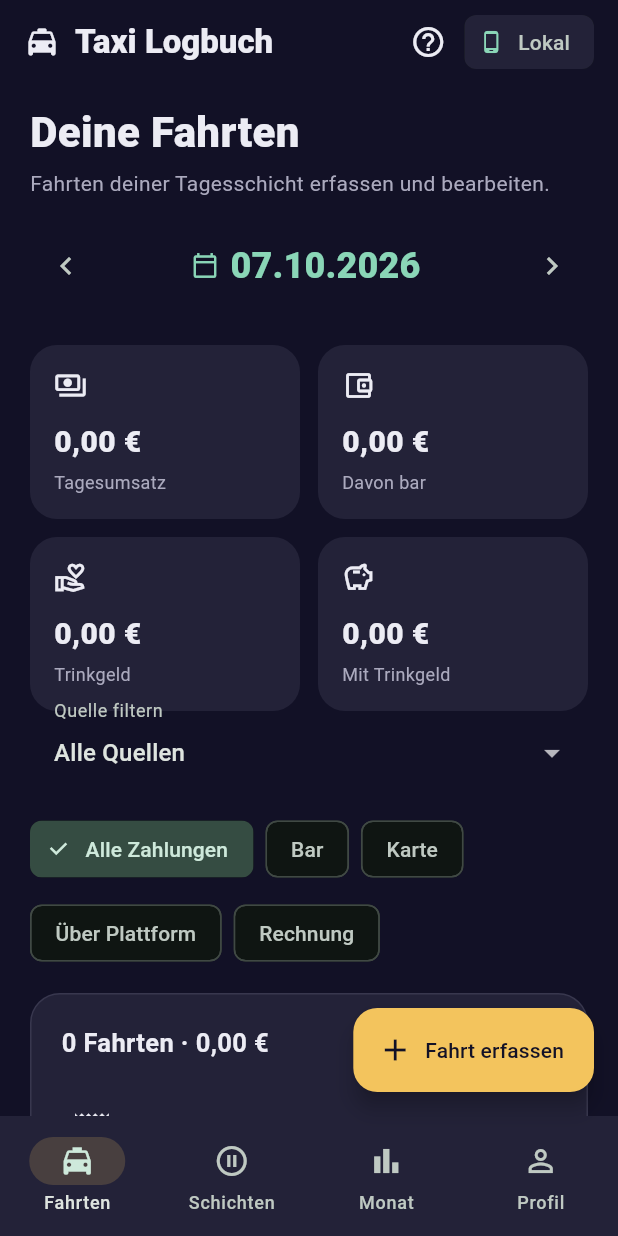
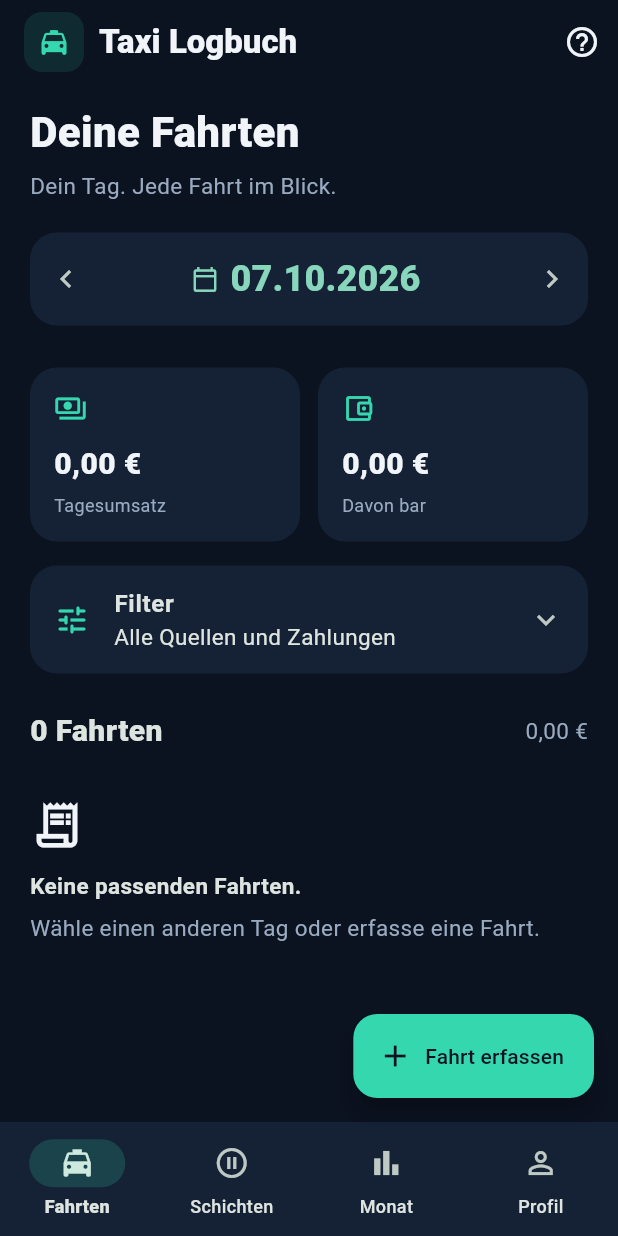
Before and after one commit to Rezatajali/taxi-logbook, a Flutter app: the screen it shows after launch, on a phone screen of 412 x 824 dp. Run offline on Flutter 3.47's test engine with Material 3 defaults, Android fonts, the phone set to English and light mode, and no system bars; our stand-ins replace cloud_firestore, firebase_auth, firebase_core, shared_preferences; accounts and stored records are empty.

Commit message:
Refine taxi logbook visual design and remove tips from the interface

```diff
--- a/lib/main.dart
+++ b/lib/main.dart
@@ -20,12 +20,12 @@ import 'help_screen.dart';
 import 'pause_screen.dart';
 import 'shifts.dart';
 
-const ink = Color(0xFFECECF4);
+const ink = Color(0xFFF1F5F9);
 const accent = Color(0xFFF3C45D);
-const canvas = Color(0xFF121126);
-const surface = Color(0xFF232238);
-const primary = Color(0xFF00C99A);
-const muted = Color(0xFFABAABE);
+const canvas = Color(0xFF0B1220);
+const surface = Color(0xFF152236);
+const primary = Color(0xFF35D7AF);
+const muted = Color(0xFF9AAAC0);
 final euro = NumberFormat.currency(locale: 'de_DE', symbol: '€');
 String money(num cents) => euro.format(cents / 100);
 String km(double value) => NumberFormat('0.0', 'de_DE').format(value);
@@ -92,6 +92,19 @@ class LogbookApp extends StatelessWidget {
           useMaterial3: true,
           colorScheme: ColorScheme.fromSeed(seedColor: primary, brightness: Brightness.dark),
           scaffoldBackgroundColor: canvas,
+          textTheme: const TextTheme(
+            bodyMedium: TextStyle(fontSize: 15, height: 1.45),
+            bodyLarge: TextStyle(fontSize: 16, height: 1.45),
+          ),
+          cardTheme: CardThemeData(color: surface, elevation: 0,
+            shape: RoundedRectangleBorder(borderRadius: BorderRadius.circular(20))),
+          outlinedButtonTheme: OutlinedButtonThemeData(style: OutlinedButton.styleFrom(
+            foregroundColor: ink, minimumSize: const Size(0, 48),
+            side: const BorderSide(color: Color(0xFF38516B)),
+            shape: RoundedRectangleBorder(borderRadius: BorderRadius.circular(14)))),
+          navigationBarTheme: NavigationBarThemeData(
+            height: 76, labelTextStyle: WidgetStateProperty.resolveWith((states) => TextStyle(
+              fontSize: 12, fontWeight: states.contains(WidgetState.selected) ? FontWeight.w800 : FontWeight.w500))),
           appBarTheme: const AppBarTheme(
             backgroundColor: canvas,
             foregroundColor: ink,
@@ -99,7 +112,8 @@ class LogbookApp extends StatelessWidget {
           ),
           inputDecorationTheme: InputDecorationTheme(
             filled: true,
-            fillColor: canvas,
+            fillColor: const Color(0xFF0F1B2C),
+            contentPadding: const EdgeInsets.symmetric(horizontal: 16, vertical: 18),
             border: OutlineInputBorder(
               borderRadius: BorderRadius.circular(14),
               borderSide: BorderSide.none,
@@ -201,7 +215,9 @@ class _LogbookHomeState extends State<LogbookHome> {
         builder: (context, _) => Scaffold(
           appBar: AppBar(
             title: Row(children: [
-              const Icon(Icons.local_taxi_rounded, color: ink),
+              Container(padding: const EdgeInsets.all(9),
+                decoration: BoxDecoration(color: primary.withValues(alpha: 0.12), borderRadius: BorderRadius.circular(12)),
+                child: const Icon(Icons.local_taxi_rounded, color: primary, size: 22)),
               const SizedBox(width: 10),
               Expanded(child: Text(widget.store.driverNumber.isEmpty ? 'Taxi Logbuch' : widget.store.driverLabel, overflow: TextOverflow.ellipsis,
                   style: const TextStyle(fontWeight: FontWeight.w800))),
@@ -210,15 +226,6 @@ class _LogbookHomeState extends State<LogbookHome> {
               IconButton(tooltip: 'Hilfe · Anleitung', icon: const Icon(Icons.help_outline),
                 onPressed: () => Navigator.push(context,
                   MaterialPageRoute<void>(builder: (_) => const HelpScreen()))),
-              Padding(
-                padding: const EdgeInsets.only(right: 16),
-                child: Chip(
-                  avatar: const Icon(Icons.phone_android, size: 16),
-                  label: Text(widget.store.storageLabel),
-                  side: BorderSide.none,
-                  backgroundColor: surface,
-                ),
-              ),
             ],
           ),
           body: SafeArea(
@@ -258,14 +265,14 @@ class _LogbookHomeState extends State<LogbookHome> {
               ? null
               : FloatingActionButton.extended(
                   onPressed: (widget.store.saving || !widget.store.ready) ? null : () => editTrip(),
-                  backgroundColor: accent,
+                  backgroundColor: primary,
                   foregroundColor: canvas,
                   icon: const Icon(Icons.add),
                   label: const Text('Fahrt erfassen'),
                 ),
           bottomNavigationBar: NavigationBar(
             backgroundColor: surface,
-            indicatorColor: accent.withValues(alpha: 0.18),
+            indicatorColor: primary.withValues(alpha: 0.18),
             selectedIndex: tab,
             onDestinationSelected: (value) => setState(() => tab = value),
             destinations: const [
@@ -293,7 +300,9 @@ class _LogbookHomeState extends State<LogbookHome> {
         width: double.infinity,
         padding: const EdgeInsets.all(24),
         decoration: BoxDecoration(
-          color: surface,
+          gradient: const LinearGradient(begin: Alignment.topLeft, end: Alignment.bottomRight,
+            colors: [Color(0xFF174B47), Color(0xFF152D40)]),
+          border: Border.all(color: primary.withValues(alpha: 0.22)),
           borderRadius: BorderRadius.circular(24),
         ),
         child: Column(crossAxisAlignment: CrossAxisAlignment.start, children: [
@@ -305,7 +314,7 @@ class _LogbookHomeState extends State<LogbookHome> {
                 color: Colors.white, fontSize: 42, fontWeight: FontWeight.w800)),
           ),
           const SizedBox(height: 12),
-          Text(detail, style: const TextStyle(color: accent)),
+          Text(detail, style: const TextStyle(color: primary)),
           const SizedBox(height: 8),
           const Text('Umsatz vor Kosten und Provisionen',
               style: TextStyle(color: Colors.white70, fontSize: 12)),
@@ -319,7 +328,7 @@ class _LogbookHomeState extends State<LogbookHome> {
         decoration: BoxDecoration(
           color: surface,
           borderRadius: BorderRadius.circular(20),
-          border: Border.all(color: const Color(0xFF38374E)),
+          border: Border.all(color: const Color(0xFF293B50)),
         ),
         child: Column(crossAxisAlignment: CrossAxisAlignment.start, children: [
           Text(heading, style: const TextStyle(
@@ -345,7 +354,7 @@ class _LogbookHomeState extends State<LogbookHome> {
                 ),
                 child: Column(crossAxisAlignment: CrossAxisAlignment.start,
                     children: [
-                  Icon(value.$3, color: ink, size: 22),
+                  Icon(value.$3, color: primary, size: 22),
                   const SizedBox(height: 12),
                   Text(value.$2, style: const TextStyle(
                       fontSize: 20, fontWeight: FontWeight.w800, color: ink)),
@@ -416,7 +425,6 @@ class _LogbookHomeState extends State<LogbookHome> {
             Text('Vorher: ${money(entry['cents'] as int)} · ${entry['source']} · '
               '${PaymentMethod.values.byName(entry['payment'] as String).label}'),
             Text('Fahrt: ${DateFormat('dd.MM.yyyy HH:mm').format(DateTime.parse(entry['at'] as String))}'),
-            Text('Trinkgeld: ${money(entry['tipCents'] as int? ?? 0)}'),
             if (entry['kilometers'] != null) Text('Strecke: ${entry['kilometers']} km'),
             if ((entry['note'] as String? ?? '').isNotEmpty) Text('Notiz: ${entry['note']}'),
           ])),
@@ -427,14 +435,20 @@ class _LogbookHomeState extends State<LogbookHome> {
     final style = TextStyle(fontWeight: FontWeight.w800, color: color,
       decoration: trip.deleted ? TextDecoration.lineThrough : null);
     final editable = !trip.deleted && widget.store.ready && !widget.store.saving;
-    return Padding(padding: const EdgeInsets.symmetric(vertical: 8), child: Column(children: [
+    return Container(margin: const EdgeInsets.only(bottom: 12),
+      padding: const EdgeInsets.fromLTRB(16, 12, 16, 8),
+      decoration: BoxDecoration(color: const Color(0xFF102033),
+        borderRadius: BorderRadius.circular(18),
+        border: Border.all(color: trip.deleted || trip.editedAt != null
+          ? color.withValues(alpha: 0.45) : const Color(0xFF293B50))),
+      child: Column(children: [
       ListTile(contentPadding: EdgeInsets.zero,
         title: Text(widget.store.driverLabel, style: style),
         subtitle: Text('${DateFormat('HH:mm').format(trip.at)} · ${trip.source} · '
-          '${trip.payment.label}${trip.tipCents == 0 ? '' : ' · Trinkgeld ${money(trip.tipCents)}'}${trip.kilometers == null ? '' : ' · ${km(trip.kilometers!)} km'}',
+          '${trip.payment.label}${trip.kilometers == null ? '' : ' · ${km(trip.kilometers!)} km'}',
           style: TextStyle(color: trip.deleted ? color : null,
             decoration: trip.deleted ? TextDecoration.lineThrough : null)),
-        trailing: Text(money(trip.cents), style: style),
+        trailing: Text(money(trip.cents), style: style.copyWith(fontSize: 22)),
         onTap: editable ? () => editTrip(trip) : null),
       if (trip.deleted || trip.editedAt != null) Align(alignment: Alignment.centerLeft,
         child: Text(trip.deleted ? 'Gelöscht · nicht im Umsatz' : 'Bearbeitet',
@@ -453,7 +467,6 @@ class _LogbookHomeState extends State<LogbookHome> {
       if (trip.history.isNotEmpty) Align(alignment: Alignment.centerLeft,
         child: TextButton.icon(onPressed: () => showHistory(trip),
           icon: const Icon(Icons.history, size: 18), label: const Text('Änderungsverlauf'))),
-      const Divider(),
     ]));
   }
 
@@ -465,8 +478,10 @@ class _LogbookHomeState extends State<LogbookHome> {
         (paymentFilter == null || t.payment == paymentFilter)).toList()
       ..sort((a, b) => b.at.compareTo(a.at));
     return Column(crossAxisAlignment: CrossAxisAlignment.start, children: [
-      title('Deine Fahrten', 'Fahrten deiner Tagesschicht erfassen und bearbeiten.'),
-      Row(children: [
+      title('Deine Fahrten', 'Dein Tag. Jede Fahrt im Blick.'),
+      Container(padding: const EdgeInsets.symmetric(vertical: 6),
+        decoration: BoxDecoration(color: surface, borderRadius: BorderRadius.circular(18)),
+        child: Row(children: [
         IconButton(tooltip: 'Vorheriger Tag', icon: const Icon(Icons.chevron_left),
             onPressed: () => setState(() => day = DateTime(day.year, day.month, day.day - 1))),
         Expanded(child: TextButton.icon(
@@ -481,15 +496,27 @@ class _LogbookHomeState extends State<LogbookHome> {
         )),
         IconButton(tooltip: 'Nächster Tag', icon: const Icon(Icons.chevron_right),
             onPressed: () => setState(() => day = DateTime(day.year, day.month, day.day + 1))),
-      ]),
+      ])),
       const SizedBox(height: 12),
       metrics([
         ('Tagesumsatz', money(daily.totalCents), Icons.payments_outlined),
         ('Davon bar', money(daily.cashCents), Icons.account_balance_wallet_outlined),
-        ('Trinkgeld', money(daily.tipCents), Icons.volunteer_activism_outlined),
-        ('Mit Trinkgeld', money(daily.receivedCents), Icons.savings_outlined),
       ]),
+      const SizedBox(height: 16),
+      Theme(data: Theme.of(context).copyWith(dividerColor: Colors.transparent),
+        child: ExpansionTile(key: const Key('fare-filters'),
+          tilePadding: const EdgeInsets.symmetric(horizontal: 16),
+          collapsedBackgroundColor: surface, backgroundColor: surface,
+          shape: RoundedRectangleBorder(borderRadius: BorderRadius.circular(18)),
+          collapsedShape: RoundedRectangleBorder(borderRadius: BorderRadius.circular(18)),
+          leading: const Icon(Icons.tune_rounded, color: primary),
+          title: const Text('Filter', style: TextStyle(fontWeight: FontWeight.w700)),
+          subtitle: Text(sourceFilter == null && paymentFilter == null
+            ? 'Alle Quellen und Zahlungen' : '${sourceFilter ?? 'Alle Quellen'} · ${paymentFilter?.label ?? 'Alle Zahlungen'}'),
+          childrenPadding: const EdgeInsets.fromLTRB(16, 8, 16, 16),
+          children: [
       DropdownButtonFormField<String>(
+        key: ValueKey('source-filter-$sourceFilter'),
         initialValue: sourceFilter ?? '',
         isExpanded: true,
         decoration: const InputDecoration(labelText: 'Quelle filtern'),
@@ -508,10 +535,20 @@ class _LogbookHomeState extends State<LogbookHome> {
           ChoiceChip(label: Text(method.label), selected: paymentFilter == method,
               onSelected: (_) => setState(() => paymentFilter = method)),
       ]),
-      panel('${TripSummary(trips).trips.length} Fahrten · ${money(TripSummary(trips).totalCents)}',
+            if (sourceFilter != null || paymentFilter != null) TextButton.icon(
+              onPressed: () => setState(() { sourceFilter = null; paymentFilter = null; }),
+              icon: const Icon(Icons.restart_alt), label: const Text('Filter zurücksetzen')),
+          ])),
+      const SizedBox(height: 24),
+      Row(children: [
+        Expanded(child: Text('${TripSummary(trips).trips.length} Fahrten',
+          style: const TextStyle(fontSize: 20, fontWeight: FontWeight.w800))),
+        Text(money(TripSummary(trips).totalCents), style: const TextStyle(color: muted)),
+      ]),
+      const SizedBox(height: 14),
           trips.isEmpty
             ? emptyState('Keine passenden Fahrten.', 'Wähle einen anderen Tag oder erfasse eine Fahrt.')
-            : Column(children: trips.map(tripTile).toList())),
+            : Column(children: trips.map(tripTile).toList()),
     ]);
   }
 
@@ -539,8 +576,6 @@ class _LogbookHomeState extends State<LogbookHome> {
       metrics([
         ('Ø Tag mit Fahrten', money(summary.averageWorkingDayCents), Icons.trending_up),
         ('Bar erhalten', money(summary.cashCents), Icons.payments_outlined),
-        ('Trinkgeld', money(summary.tipCents), Icons.volunteer_activism_outlined),
-        ('Mit Trinkgeld', money(summary.receivedCents), Icons.savings_outlined),
       ]),
       panel('Arbeitszeiten im Monat', Column(crossAxisAlignment: CrossAxisAlignment.start, children: [
         if (!widget.store.shiftsReady || !widget.store.pausesReady) const Text('Arbeitszeiten werden geladen …')
@@ -649,6 +684,8 @@ class _LogbookHomeState extends State<LogbookHome> {
               ? null : widget.onExit, icon: const Icon(Icons.logout),
               label: Text(widget.store.isCloud ? 'Abmelden' : 'Zur Anmeldung')),
           ])),
+        Padding(padding: const EdgeInsets.only(top: 16), child: Chip(
+          avatar: const Icon(Icons.cloud_done_outlined, size: 18), label: Text(widget.store.storageLabel))),
         panel(widget.store.isCloud ? 'Cloud-Speicherung' : 'Speicherung auf diesem Gerät',
           Text(widget.store.isCloud
             ? 'Jede Fahrt wird separat in deinem Konto gespeichert. Mit derselben '
@@ -737,7 +774,7 @@ class _DailyChartState extends State<DailyChart> {
                             ? 3 : (widget.values[i] / maximum * 145).clamp(3, 145).toDouble(),
                         decoration: BoxDecoration(
                           color: selected == i ? accent : widget.values[i] == 0
-                              ? const Color(0xFF38374E) : primary,
+                              ? const Color(0xFF293B50) : primary,
                           borderRadius: BorderRadius.circular(5),
                         ),
                       ),
@@ -768,7 +805,6 @@ class TripEditor extends StatefulWidget {
 class _TripEditorState extends State<TripEditor> {
   final form = GlobalKey<FormState>();
   late final TextEditingController amount;
-  late final TextEditingController tip;
   late final TextEditingController distance;
   late final TextEditingController note;
   late DateTime at;
@@ -813,8 +849,6 @@ class _TripEditorState extends State<TripEditor> {
     tripId = trip?.id ?? DateTime.now().microsecondsSinceEpoch.toString();
     amount = TextEditingController(text: trip == null ? ''
         : (trip.cents / 100).toStringAsFixed(2).replaceAll('.', ','));
-    tip = TextEditingController(text: trip == null || trip.tipCents == 0 ? ''
-        : (trip.tipCents / 100).toStringAsFixed(2).replaceAll('.', ','));
     distance = TextEditingController(text: trip?.kilometers == null ? ''
         : trip!.kilometers.toString().replaceAll('.', ','));
     note = TextEditingController(text: trip?.note ?? '');
@@ -828,7 +862,6 @@ class _TripEditorState extends State<TripEditor> {
   @override
   void dispose() {
     amount.dispose();
-    tip.dispose();
     distance.dispose();
     note.dispose();
     super.dispose();
@@ -842,7 +875,7 @@ class _TripEditorState extends State<TripEditor> {
         id: tripId,
         at: at,
         cents: parseCents(amount.text)!,
-        tipCents: tip.text.trim().isEmpty || tip.text == '0,00' ? 0 : parseCents(tip.text)!,
+        tipCents: widget.trip?.tipCents ?? 0,
         source: source,
         payment: payment,
         kilometers: parseKilometers(distance.text),
@@ -926,16 +959,6 @@ class _TripEditorState extends State<TripEditor> {
                 ),
               )),
             ]),
-            const SizedBox(height: 16),
-            TextFormField(
-              key: const Key('tip-amount'), controller: tip, enabled: !busy,
-              keyboardType: TextInputType.number,
-              inputFormatters: const [CentsInputFormatter()],
-              decoration: const InputDecoration(labelText: 'Trinkgeld (optional)',
-                suffixText: '€', hintText: '0,00', helperText: 'Zusätzlich zum Fahrpreis; separat ausgewertet.'),
-              validator: (v) => (v ?? '').trim().isEmpty || v == '0,00' || parseCents(v!) != null
-                ? null : 'Bitte ein gültiges Trinkgeld eingeben.',
-            ),
             const SizedBox(height: 16),
             Wrap(spacing: 12, runSpacing: 8, children: [
               OutlinedButton.icon(key: const Key('trip-date'),
```
Also changed, not shown: lib/auth_screen.dart (+8 -3 lines), 2 other files.
